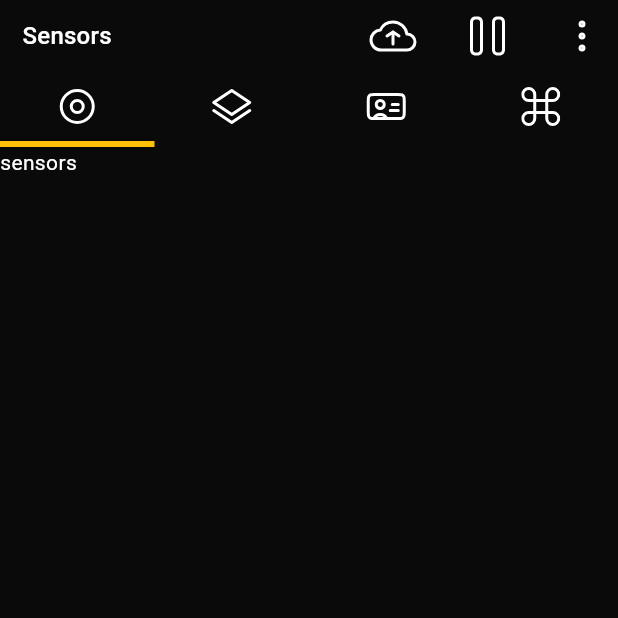
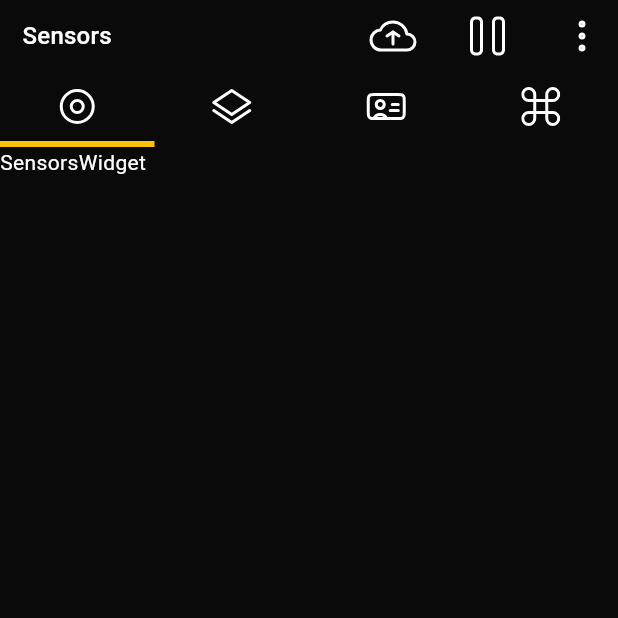
Before and after one commit to zubrailx/road-condition-monitoring, a Flutter app: the screen it shows after launch, on a phone screen of 412 x 824 dp, the top half of it. Run offline on Flutter 3.47's test engine with Material 3 defaults, Android fonts, the phone set to English and light mode, and no system bars; our stand-ins replace flutter_svg.

Commit message:
mobile: add main plain widget pages

```diff
--- a/mobile/lib/pages/root_page.dart
+++ b/mobile/lib/pages/root_page.dart
@@ -1,6 +1,10 @@
 import 'package:flutter/material.dart';
 import 'package:flutter_svg/svg.dart';
+import 'package:mobile/widgets/debug.dart';
+import 'package:mobile/widgets/map_layers.dart';
 import 'package:mobile/widgets/nav_bar.dart';
+import 'package:mobile/widgets/sensors.dart';
+import 'package:mobile/widgets/user_account.dart';
 
 class RootPage extends StatefulWidget {
   const RootPage({super.key});
@@ -53,10 +57,10 @@ class _RootPageState extends State<RootPage> with SingleTickerProviderStateMixin
             child: TabBarView(
                 controller: _tabController,
                 children: const <Widget>[
-                  Text("sensors"),
-                  Text("layers"),
-                  Text("user"),
-                  Text("options")
+                  SensorsWidget(),
+                  MapLayersWidget(),
+                  UserAccountWidget(),
+                  DebugWidget()
                 ],
               )
           )
--- /dev/null
+++ b/mobile/lib/widgets/sensors.dart
@@ -0,0 +1,17 @@
+import 'package:flutter/material.dart';
+
+class SensorsWidget extends StatefulWidget {
+  const SensorsWidget({super.key});
+
+  @override
+  State<StatefulWidget> createState() => _SensorsWidgetState();
+
+}
+
+class _SensorsWidgetState extends State<SensorsWidget> {
+  @override
+  Widget build(BuildContext context) {
+    return Text("SensorsWidget");
+  }
+
+}
```
Also changed, not shown: mobile/analysis_options.yaml (+0 -24 lines), mobile/lib/widgets/debug.dart (added, +17 -0 lines), mobile/lib/widgets/map_layers.dart (added, +17 -0 lines), mobile/lib/widgets/user_account.dart (added, +17 -0 lines).
